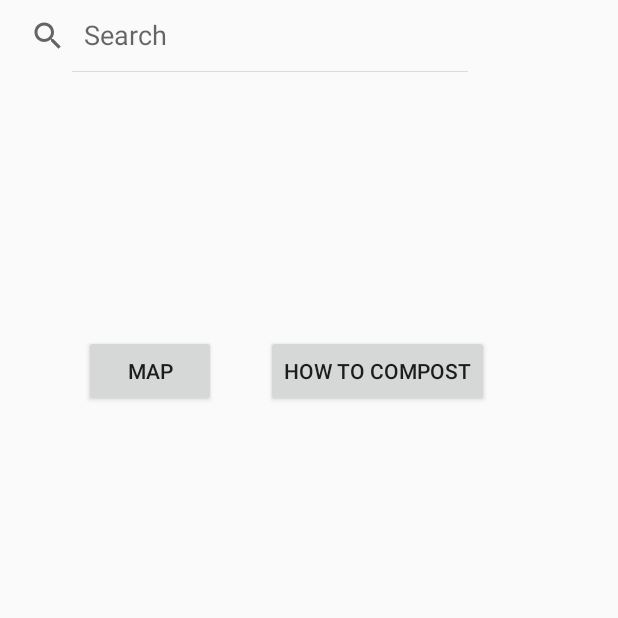
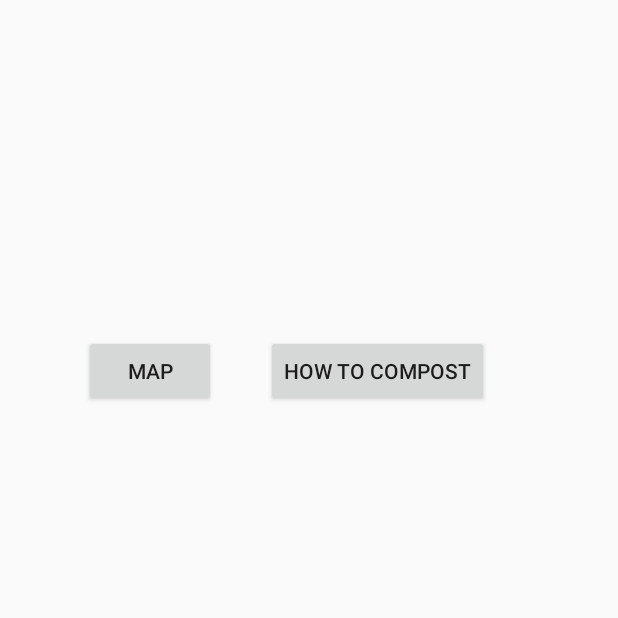
Before and after one commit to elenaspasova/https-github.com-BallardHSCS-compostingApp, an Android app: the screen it shows after launch (MainActivity), on a phone screen of 412 x 824 dp, the top half of it. Run offline under Robolectric (Android 15) with nearby library versions, the phone set to English and light mode, and no system bars.

Commit message:
search bar and text color
removed search bar from main activity page and fixed the text color of
the compostable.csv

```diff
--- a/app/src/main/java/com/example/bal_esspasova/compostingapp/MainActivity.java
+++ b/app/src/main/java/com/example/bal_esspasova/compostingapp/MainActivity.java
@@ -22,8 +22,8 @@ public class MainActivity extends AppCompatActivity {
     protected void onCreate(Bundle savedInstanceState) {
         super.onCreate(savedInstanceState);
         setContentView(R.layout.activity_main);
-        Toolbar myToolbar = (Toolbar) findViewById(R.id.my_toolbar);
-        setSupportActionBar(myToolbar);
+//        Toolbar myToolbar = (Toolbar) findViewById(R.id.my_toolbar);
+//        setSupportActionBar(myToolbar);
         editText = (Button) findViewById(R.id.button);
         editText2 = (Button) findViewById(R.id.button2);
     }
--- a/app/src/main/java/com/example/bal_esspasova/compostingapp/SingleListItemActivity.java
+++ b/app/src/main/java/com/example/bal_esspasova/compostingapp/SingleListItemActivity.java
@@ -24,8 +24,8 @@ public class SingleListItemActivity extends AppCompatActivity{
         super.onCreate(savedInstanceState);
         setContentView(R.layout.single_item_layout);
 
-        Toolbar toolbar = (Toolbar) findViewById(R.id.my_toolbar);
-        setSupportActionBar(toolbar);
+//        Toolbar toolbar = (Toolbar) findViewById(R.id.my_toolbar);
+//        setSupportActionBar(toolbar);
 
 //        FloatingActionButton fab = (FloatingActionButton) findViewById(R.id.fab);
 //        fab.setOnClickListener(new View.OnClickListener() {
--- a/app/src/main/res/layout/activity_main.xml
+++ b/app/src/main/res/layout/activity_main.xml
@@ -11,19 +11,6 @@
     android:layout_height="495dp"
     tools:layout_editor_absoluteY="8dp"
     tools:layout_editor_absoluteX="8dp">
-
-    <include
-        android:id="@+id/searchView"
-        layout="@layout/search_function"/>
-
-    <!--<android.support.v7.widget.Toolbar-->
-        <!--android:id="@+id/my_toolbar"-->
-        <!--android:layout_width="match_parent"-->
-        <!--android:layout_height="?attr/actionBarSize"-->
-        <!--android:background="?attr/colorPrimary"-->
-        <!--android:elevation="4dp"-->
-        <!--android:theme="@style/ThemeOverlay.AppCompat.ActionBar"-->
-        <!--app:popupTheme="@style/ThemeOverlay.AppCompat.Light"/>-->
 
     <ListView
         android:layout_width="match_parent"
--- a/app/src/main/res/layout/single_item_layout.xml
+++ b/app/src/main/res/layout/single_item_layout.xml
@@ -16,7 +16,8 @@
         android:orientation = "vertical"
         android:id = "@+id/single_item_layout"
 
-        >
+        android:layout_centerVertical="true"
+        android:layout_alignParentStart="true">
     </ListView>
 
     <!--&lt;!&ndash;<RelativeLayout&ndash;&gt;-->
@@ -43,6 +44,7 @@
         android:layout_alignParentTop="true"
         android:layout_alignParentLeft="true"
         android:layout_marginLeft="@dimen/single_item_layout_margin"
+        android:textColor="#000000"
         />
 
     <TextView
@@ -52,6 +54,7 @@
         android:layout_alignParentTop="true"
         android:layout_alignParentRight="true"
         android:layout_marginRight="@dimen/single_item_layout_margin"
+        android:textColor="#000000"
         />
 
 </RelativeLayout>
```
Also changed, not shown: app/src/main/res/layout/toolbar.xml (+8 -8 lines).
